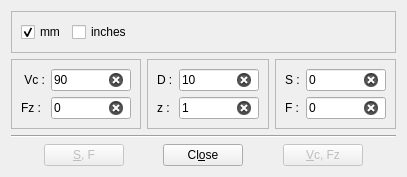
GCodeProjects/GCodeWorkShop, file src/feedsdialog.ui: the form before one commit.
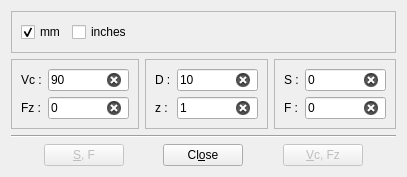
The form after the commit. Icons and pictures are not drawn.

What changed in the file:
```diff
--- a/src/feedsdialog.ui
+++ b/src/feedsdialog.ui
@@ -95,7 +95,7 @@
            <string>Cutting speed</string>
           </property>
           <property name="text">
-           <string> Vc :</string>
+           <string>Vc :</string>
           </property>
          </widget>
         </item>
```
